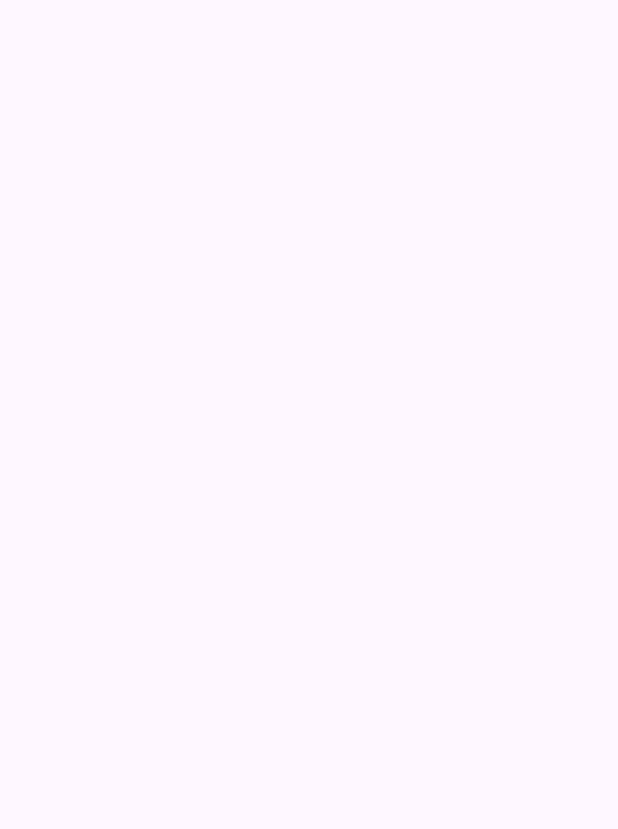
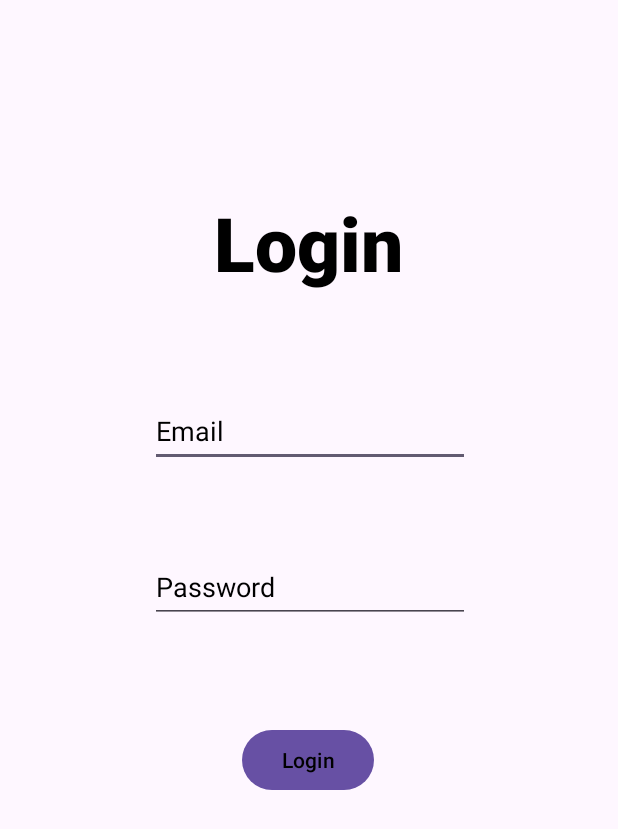
Before and after one commit to IfhamAhmedKhan/Android_Projects, an Android app: the Login screen opened directly, with no data from a screen before it, on a phone screen of 412 x 824 dp. Before the commit the part shown is empty. Shown: the top 829 px of the screen. Run offline under Robolectric (Android 15) with nearby library versions, the phone set to English and light mode, and no system bars.

Commit message:
added login page

```diff
--- a/IfteriousStore/app/src/main/res/layout/activity_login.xml
+++ b/IfteriousStore/app/src/main/res/layout/activity_login.xml
@@ -6,4 +6,63 @@
     android:layout_height="match_parent"
     tools:context=".Login">
 
+    <EditText
+        android:id="@+id/editTextTextEmailAddress"
+        android:layout_width="wrap_content"
+        android:layout_height="wrap_content"
+        android:ems="10"
+        android:hint="Email"
+        android:textColorHint="@color/black"
+        android:inputType="textEmailAddress"
+        android:minHeight="48dp"
+        app:layout_constraintBottom_toBottomOf="parent"
+        app:layout_constraintEnd_toEndOf="parent"
+        app:layout_constraintHorizontal_bias="0.502"
+        app:layout_constraintStart_toStartOf="parent"
+        app:layout_constraintTop_toTopOf="parent"
+        app:layout_constraintVertical_bias="0.339" />
+
+    <EditText
+        android:id="@+id/editTextTextPassword"
+        android:layout_width="wrap_content"
+        android:layout_height="wrap_content"
+        android:ems="10"
+        android:hint="Password"
+        android:textColorHint="@color/black"
+        android:inputType="textPassword"
+        android:minHeight="48dp"
+        app:layout_constraintBottom_toBottomOf="parent"
+        app:layout_constraintEnd_toEndOf="parent"
+        app:layout_constraintHorizontal_bias="0.502"
+        app:layout_constraintStart_toStartOf="parent"
+        app:layout_constraintTop_toTopOf="parent"
+        app:layout_constraintVertical_bias="0.473" />
+
+    <Button
+        android:id="@+id/button3"
+        android:layout_width="wrap_content"
+        android:layout_height="wrap_content"
+        android:text="Login"
+        android:textColor="@color/black"
+        app:layout_constraintBottom_toBottomOf="parent"
+        app:layout_constraintEnd_toEndOf="parent"
+        app:layout_constraintHorizontal_bias="0.498"
+        app:layout_constraintStart_toStartOf="parent"
+        app:layout_constraintTop_toTopOf="parent"
+        app:layout_constraintVertical_bias="0.622" />
+
+    <TextView
+        android:id="@+id/textView"
+        android:layout_width="wrap_content"
+        android:layout_height="wrap_content"
+        android:text="Login"
+        android:textSize="50dp"
+        android:textColor="@color/black"
+        android:fontFamily="sans-serif-black"
+        app:layout_constraintBottom_toBottomOf="parent"
+        app:layout_constraintEnd_toEndOf="parent"
+        app:layout_constraintHorizontal_bias="0.498"
+        app:layout_constraintStart_toStartOf="parent"
+        app:layout_constraintTop_toTopOf="parent"
+        app:layout_constraintVertical_bias="0.169" />
 </androidx.constraintlayout.widget.ConstraintLayout>
```
Also changed, not shown: IfteriousStore/app/src/main/java/com/example/ifterious_store/Login.java (line endings or trailing spaces).
